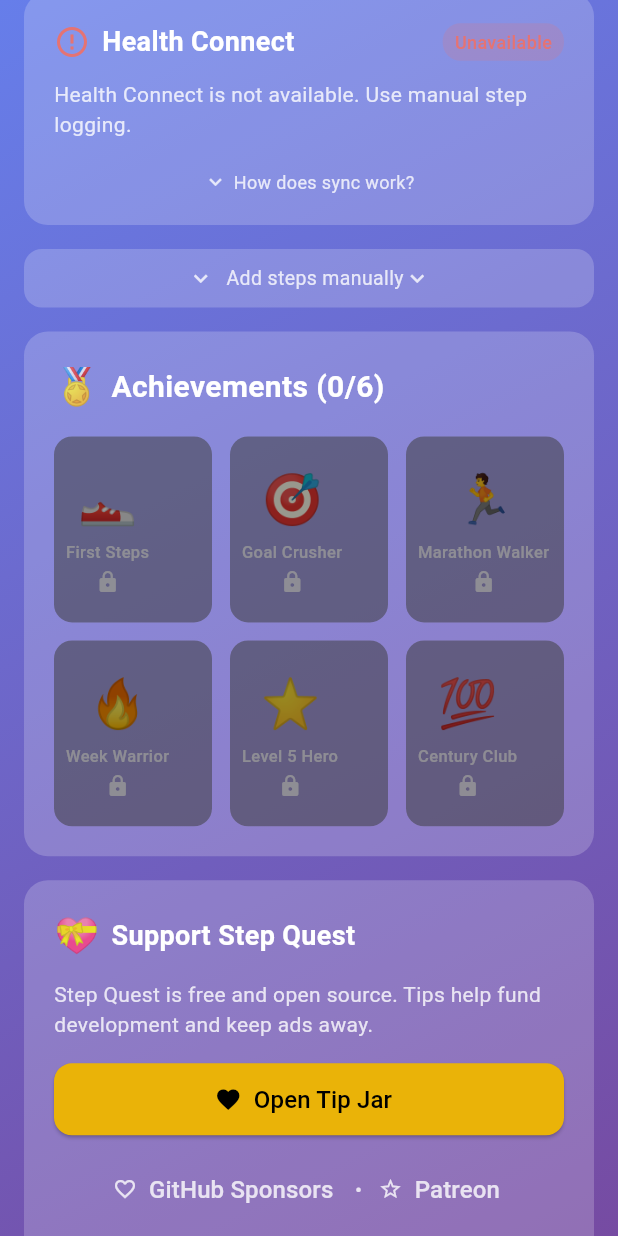
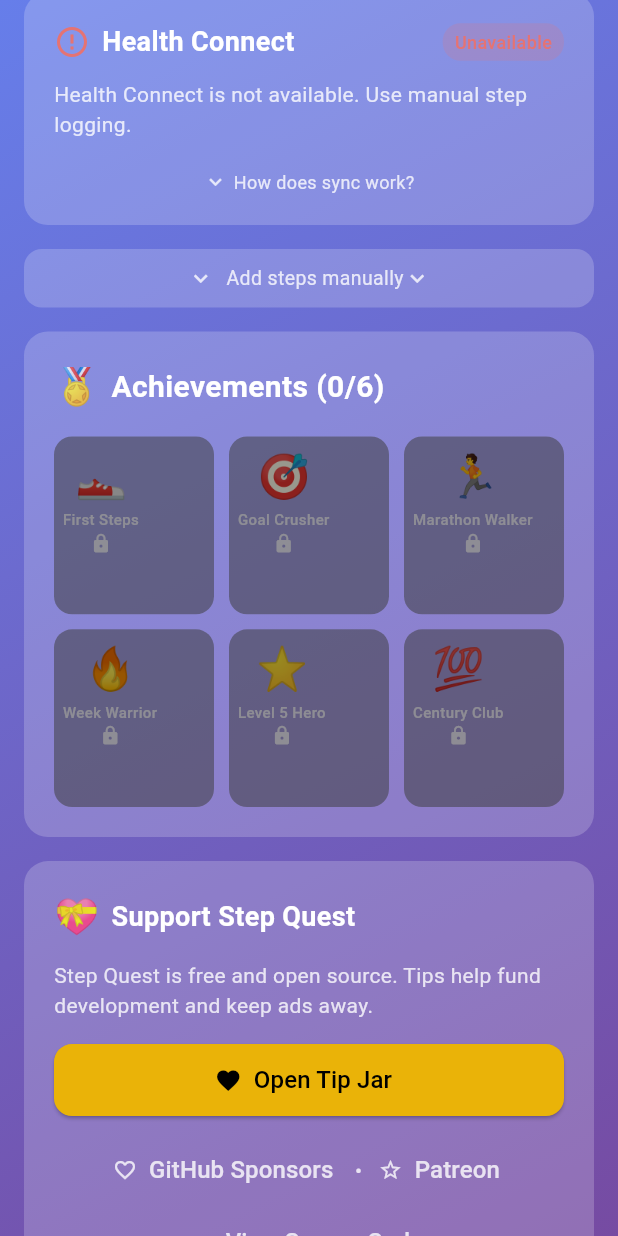
Before and after one commit to aaronjohnson/step_quest, a Flutter app: the screen it shows after launch, scrolled down 576 dp, on a phone screen of 412 x 824 dp. Run offline on Flutter 3.47's test engine with Material 3 defaults, Android fonts, the phone set to English and light mode, and no system bars; our stand-ins replace flutter_riverpod, permission_handler, shared_preferences; missing offline and left inert: health, pedometer_2, wear_plus.

Commit message:
Fix achievement tile overflow for long names like Marathon Walker
Reduced emoji size, font size, padding and wrapped text in Flexible
to prevent overflow on achievement tiles with longer names.

Fixes #1

Co-Authored-By: Claude Opus 4.5 <noreply@anthropic.com>

```diff
--- a/lib/widgets/achievements_card.dart
+++ b/lib/widgets/achievements_card.dart
@@ -41,9 +41,9 @@ class AchievementsCard extends StatelessWidget {
             physics: const NeverScrollableScrollPhysics(),
             gridDelegate: const SliverGridDelegateWithFixedCrossAxisCount(
               crossAxisCount: 3,
-              crossAxisSpacing: 12,
-              mainAxisSpacing: 12,
-              childAspectRatio: 0.85,
+              crossAxisSpacing: 10,
+              mainAxisSpacing: 10,
+              childAspectRatio: 0.9,
             ),
             itemCount: allAchievements.length,
             itemBuilder: (context, index) {
@@ -83,43 +83,39 @@ class _AchievementTile extends StatelessWidget {
         child: Stack(
           children: [
             Padding(
-              padding: const EdgeInsets.all(8),
+              padding: const EdgeInsets.all(6),
               child: Column(
                 mainAxisAlignment: MainAxisAlignment.center,
+                mainAxisSize: MainAxisSize.min,
                 children: [
                   Text(
                     achievement.emoji,
                     style: TextStyle(
-                      fontSize: 32,
+                      fontSize: 28,
                       color: isUnlocked ? null : Colors.grey,
                     ),
                   ),
-                  const SizedBox(height: 4),
-                  Text(
+                  const SizedBox(height: 2),
+                  Flexible(
+                    child: Text(
                       achievement.name,
                       textAlign: TextAlign.center,
                       maxLines: 2,
                       overflow: TextOverflow.ellipsis,
                       style: TextStyle(
-                      fontSize: 11,
+                        fontSize: 10,
                         fontWeight: FontWeight.w500,
                         color: isUnlocked
                             ? AppColors.textPrimary
                             : AppColors.textSecondary,
                       ),
                     ),
-                  const SizedBox(height: 4),
-                  if (isUnlocked)
-                    const Icon(
-                      Icons.check_circle,
-                      size: 16,
-                      color: AppColors.accentGreen,
-                    )
-                  else
-                    const Icon(
-                      Icons.lock,
-                      size: 16,
-                      color: AppColors.textSecondary,
+                  ),
+                  const SizedBox(height: 2),
+                  Icon(
+                    isUnlocked ? Icons.check_circle : Icons.lock,
+                    size: 14,
+                    color: isUnlocked ? AppColors.accentGreen : AppColors.textSecondary,
                   ),
                 ],
               ),
```
Lines whose indentation alone changed are shown as unchanged.
